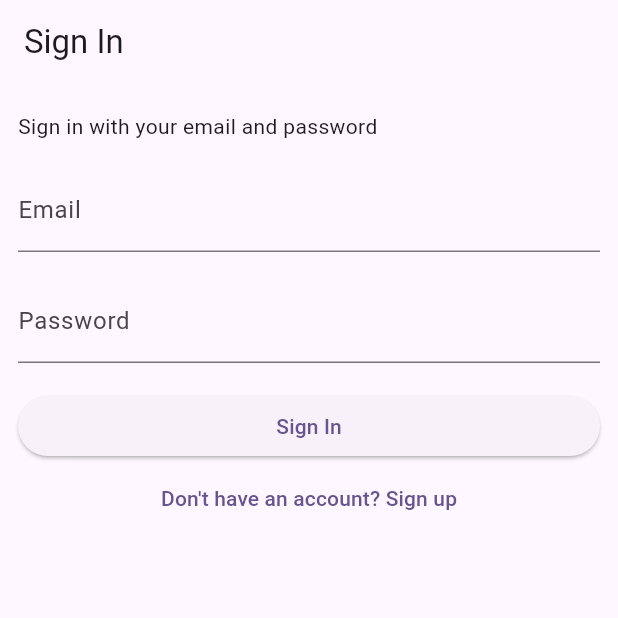
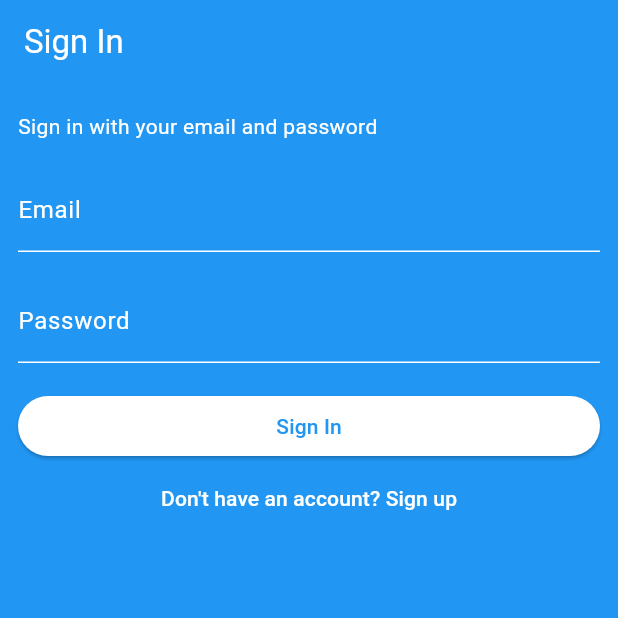
Before and after one commit to could-ai/019827b2-146c-7610-940e-a25455172f04, a Flutter app: the screen it shows after launch, on a phone screen of 412 x 824 dp, the top half of it. Run offline on Flutter 3.47's test engine with Material 3 defaults, Android fonts, the phone set to English and light mode, and no system bars; our stand-ins replace supabase_flutter; accounts and stored records are empty.

Commit message:
Change login page background color to blue and update button color.

```diff
--- a/usr/lib/pages/login_page.dart
+++ b/usr/lib/pages/login_page.dart
@@ -48,33 +48,68 @@ class _LoginPageState extends State<LoginPage> {
   @override
   Widget build(BuildContext context) {
     return Scaffold(
-      appBar: AppBar(title: const Text('Sign In')),
+      backgroundColor: Colors.blue,
+      appBar: AppBar(
+        title: const Text('Sign In', style: TextStyle(color: Colors.white)),
+        backgroundColor: Colors.blue,
+        iconTheme: const IconThemeData(color: Colors.white),
+      ),
       body: ListView(
         padding: const EdgeInsets.symmetric(vertical: 18, horizontal: 12),
         children: [
-          const Text('Sign in with your email and password'),
+          const Text(
+            'Sign in with your email and password',
+            style: TextStyle(color: Colors.white),
+          ),
           const SizedBox(height: 18),
           TextFormField(
             controller: _emailController,
-            decoration: const InputDecoration(labelText: 'Email'),
+            decoration: const InputDecoration(
+              labelText: 'Email',
+              labelStyle: TextStyle(color: Colors.white),
+              enabledBorder: UnderlineInputBorder(
+                borderSide: BorderSide(color: Colors.white),
+              ),
+              focusedBorder: UnderlineInputBorder(
+                borderSide: BorderSide(color: Colors.white),
+              ),
+            ),
             keyboardType: TextInputType.emailAddress,
+            style: const TextStyle(color: Colors.white),
           ),
           const SizedBox(height: 18),
           TextFormField(
             controller: _passwordController,
-            decoration: const InputDecoration(labelText: 'Password'),
+            decoration: const InputDecoration(
+              labelText: 'Password',
+              labelStyle: TextStyle(color: Colors.white),
+              enabledBorder: UnderlineInputBorder(
+                borderSide: BorderSide(color: Colors.white),
+              ),
+              focusedBorder: UnderlineInputBorder(
+                borderSide: BorderSide(color: Colors.white),
+              ),
+            ),
             obscureText: true,
+            style: const TextStyle(color: Colors.white),
           ),
           const SizedBox(height: 18),
           ElevatedButton(
             onPressed: _isLoading ? null : _signIn,
+            style: ElevatedButton.styleFrom(
+              backgroundColor: Colors.white,
+              foregroundColor: Colors.blue,
+            ),
             child: Text(_isLoading ? 'Loading' : 'Sign In'),
           ),
           TextButton(
             onPressed: () {
               Navigator.of(context).pushNamed('/signup');
             },
-            child: const Text('Don\'t have an account? Sign up'),
+            child: const Text(
+              "Don't have an account? Sign up",
+              style: TextStyle(color: Colors.white),
+            ),
           ),
         ],
       ),
```
